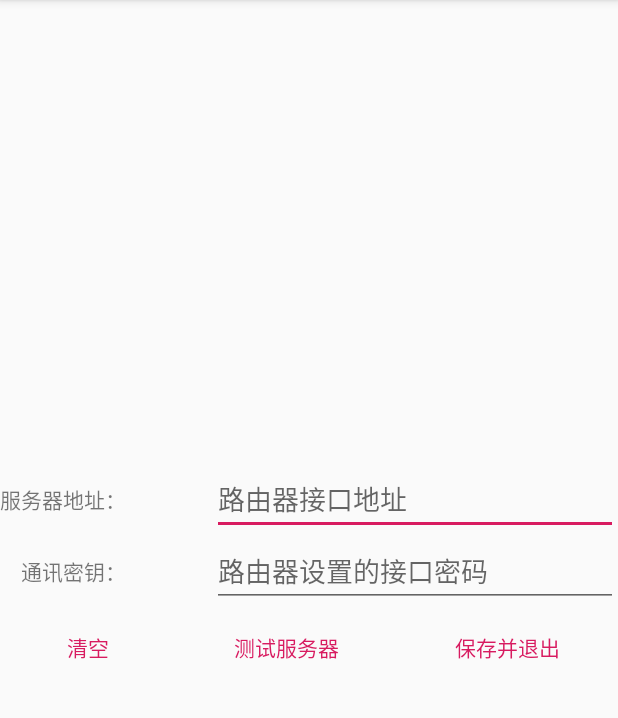
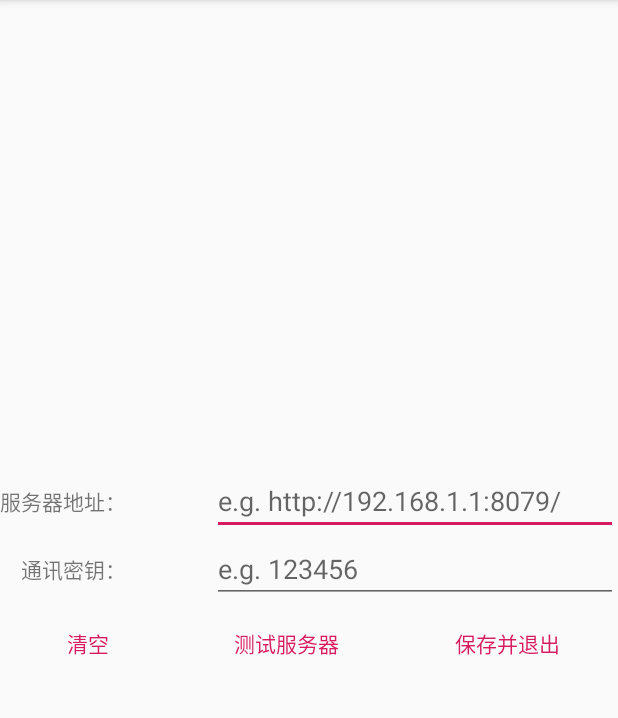
Before and after one commit to kuretru/SingleNet-Robot, an Android app: the ConfigActivity screen opened directly, with no data from a screen before it, on a phone screen of 412 x 824 dp, the part 84-802 px from its top. Run offline under Robolectric (Android 15) with nearby library versions, the phone set to English and light mode, and no system bars.

Commit message:
修改：提示内容为配置示例

```diff
--- a/client/Android/app/src/main/res/values/strings.xml
+++ b/client/Android/app/src/main/res/values/strings.xml
@@ -3,8 +3,8 @@
     <string name="exception_exit">出现错误，请重新打开App</string>
     <string name="config_url">服务器地址：</string>
     <string name="config_secret">　通讯密钥：</string>
-    <string name="config_url_hint">路由器接口地址</string>
-    <string name="config_secret_hint">路由器设置的接口密码</string>
+    <string name="config_url_hint">e.g. http://192.168.1.1:8079/</string>
+    <string name="config_secret_hint">e.g. 123456</string>
     <string name="config_url_key">config_url</string>
     <string name="config_secret_key">config_secret</string>
     <string name="config_clear">清空</string>
```
